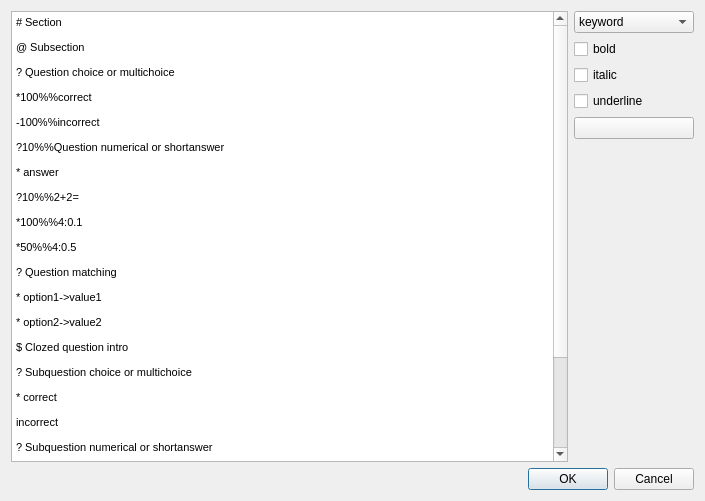
The window that highlighterdialog.ui (schmidtevgeny/moodle_question_import) describes before a commit, drawn with Qt 5.
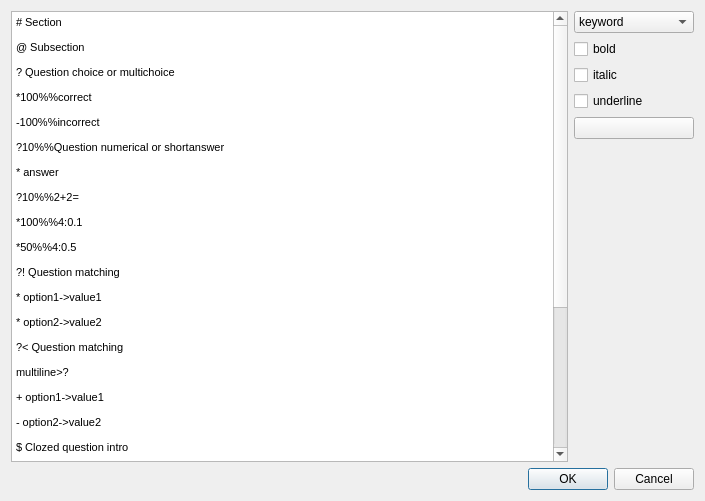
The same window after the commit.

What changed in the file:
```diff
--- a/highlighterdialog.ui
+++ b/highlighterdialog.ui
@@ -103,32 +103,39 @@
     <widget class="QTextEdit" name="plain">
      <property name="html">
       <string>&lt;!DOCTYPE HTML PUBLIC &quot;-//W3C//DTD HTML 4.0//EN&quot; &quot;http://www.w3.org/TR/REC-html40/strict.dtd&quot;&gt;
-&lt;html&gt;&lt;head&gt;&lt;meta name=&quot;qrichtext&quot; content=&quot;1&quot; /&gt;&lt;style type=&quot;text/css&quot;&gt;
+&lt;html&gt;&lt;head&gt;&lt;meta name=&quot;qrichtext&quot; content=&quot;1&quot; /&gt;&lt;meta charset=&quot;utf-8&quot; /&gt;&lt;style type=&quot;text/css&quot;&gt;
 p, li { white-space: pre-wrap; }
-&lt;/style&gt;&lt;/head&gt;&lt;body style=&quot; font-family:'MS Shell Dlg 2'; font-size:8.25pt; font-weight:400; font-style:normal;&quot;&gt;
-&lt;p style=&quot; margin-top:12px; margin-bottom:12px; margin-left:0px; margin-right:0px; -qt-block-indent:0; text-indent:0px;&quot;&gt;&lt;span style=&quot; font-size:8pt;&quot;&gt;# Section&lt;/span&gt;&lt;/p&gt;
-&lt;p style=&quot; margin-top:12px; margin-bottom:12px; margin-left:0px; margin-right:0px; -qt-block-indent:0; text-indent:0px;&quot;&gt;&lt;span style=&quot; font-size:8pt;&quot;&gt;@ Subsection&lt;/span&gt;&lt;/p&gt;
-&lt;p style=&quot; margin-top:12px; margin-bottom:12px; margin-left:0px; margin-right:0px; -qt-block-indent:0; text-indent:0px;&quot;&gt;&lt;span style=&quot; font-size:8pt;&quot;&gt;? Question choice or multichoice&lt;/span&gt;&lt;/p&gt;
-&lt;p style=&quot; margin-top:12px; margin-bottom:12px; margin-left:0px; margin-right:0px; -qt-block-indent:0; text-indent:0px;&quot;&gt;&lt;span style=&quot; font-size:8pt;&quot;&gt;*100%%correct&lt;/span&gt;&lt;/p&gt;
-&lt;p style=&quot; margin-top:12px; margin-bottom:12px; margin-left:0px; margin-right:0px; -qt-block-indent:0; text-indent:0px;&quot;&gt;&lt;span style=&quot; font-size:8pt;&quot;&gt;-100%%incorrect&lt;/span&gt;&lt;/p&gt;
-&lt;p style=&quot; margin-top:12px; margin-bottom:12px; margin-left:0px; margin-right:0px; -qt-block-indent:0; text-indent:0px;&quot;&gt;&lt;span style=&quot; font-size:8pt;&quot;&gt;?10%%Question numerical or shortanswer&lt;/span&gt;&lt;/p&gt;
-&lt;p style=&quot; margin-top:12px; margin-bottom:12px; margin-left:0px; margin-right:0px; -qt-block-indent:0; text-indent:0px;&quot;&gt;&lt;span style=&quot; font-size:8pt;&quot;&gt;* answer&lt;/span&gt;&lt;/p&gt;
-&lt;p style=&quot; margin-top:12px; margin-bottom:12px; margin-left:0px; margin-right:0px; -qt-block-indent:0; text-indent:0px;&quot;&gt;&lt;span style=&quot; font-size:8pt;&quot;&gt;?10%%2+2=&lt;/span&gt;&lt;/p&gt;
-&lt;p style=&quot; margin-top:12px; margin-bottom:12px; margin-left:0px; margin-right:0px; -qt-block-indent:0; text-indent:0px;&quot;&gt;&lt;span style=&quot; font-size:8pt;&quot;&gt;*100%%4:0.1&lt;/span&gt;&lt;/p&gt;
-&lt;p style=&quot; margin-top:12px; margin-bottom:12px; margin-left:0px; margin-right:0px; -qt-block-indent:0; text-indent:0px;&quot;&gt;&lt;span style=&quot; font-size:8pt;&quot;&gt;*50%%4:0.5&lt;/span&gt;&lt;/p&gt;
-&lt;p style=&quot; margin-top:12px; margin-bottom:12px; margin-left:0px; margin-right:0px; -qt-block-indent:0; text-indent:0px;&quot;&gt;&lt;span style=&quot; font-size:8pt;&quot;&gt;? Question matching&lt;/span&gt;&lt;/p&gt;
-&lt;p style=&quot; margin-top:12px; margin-bottom:12px; margin-left:0px; margin-right:0px; -qt-block-indent:0; text-indent:0px;&quot;&gt;&lt;span style=&quot; font-size:8pt;&quot;&gt;* option1-&amp;gt;value1&lt;/span&gt;&lt;/p&gt;
-&lt;p style=&quot; margin-top:12px; margin-bottom:12px; margin-left:0px; margin-right:0px; -qt-block-indent:0; text-indent:0px;&quot;&gt;&lt;span style=&quot; font-size:8pt;&quot;&gt;* option2-&amp;gt;value2&lt;/span&gt;&lt;/p&gt;
-&lt;p style=&quot; margin-top:12px; margin-bottom:12px; margin-left:0px; margin-right:0px; -qt-block-indent:0; text-indent:0px;&quot;&gt;&lt;span style=&quot; font-size:8pt;&quot;&gt;$ Clozed question intro&lt;/span&gt;&lt;/p&gt;
-&lt;p style=&quot; margin-top:12px; margin-bottom:12px; margin-left:0px; margin-right:0px; -qt-block-indent:0; text-indent:0px;&quot;&gt;&lt;span style=&quot; font-size:8pt;&quot;&gt;? Subquestion choice or multichoice&lt;/span&gt;&lt;/p&gt;
-&lt;p style=&quot; margin-top:12px; margin-bottom:12px; margin-left:0px; margin-right:0px; -qt-block-indent:0; text-indent:0px;&quot;&gt;&lt;span style=&quot; font-size:8pt;&quot;&gt;* correct&lt;/span&gt;&lt;/p&gt;
-&lt;p style=&quot; margin-top:12px; margin-bottom:12px; margin-left:0px; margin-right:0px; -qt-block-indent:0; text-indent:0px;&quot;&gt;&lt;span style=&quot; font-size:8pt;&quot;&gt;incorrect&lt;/span&gt;&lt;/p&gt;
-&lt;p style=&quot; margin-top:12px; margin-bottom:12px; margin-left:0px; margin-right:0px; -qt-block-indent:0; text-indent:0px;&quot;&gt;&lt;span style=&quot; font-size:8pt;&quot;&gt;? Subquestion numerical or shortanswer&lt;/span&gt;&lt;/p&gt;
-&lt;p style=&quot; margin-top:12px; margin-bottom:12px; margin-left:0px; margin-right:0px; -qt-block-indent:0; text-indent:0px;&quot;&gt;&lt;span style=&quot; font-size:8pt;&quot;&gt;* answer&lt;/span&gt;&lt;/p&gt;
-&lt;p style=&quot; margin-top:12px; margin-bottom:12px; margin-left:0px; margin-right:0px; -qt-block-indent:0; text-indent:0px;&quot;&gt;&lt;span style=&quot; font-size:8pt;&quot;&gt;? Subquestion matching&lt;/span&gt;&lt;/p&gt;
-&lt;p style=&quot; margin-top:12px; margin-bottom:12px; margin-left:0px; margin-right:0px; -qt-block-indent:0; text-indent:0px;&quot;&gt;&lt;span style=&quot; font-size:8pt;&quot;&gt;* option1-&amp;gt;value1&lt;/span&gt;&lt;/p&gt;
-&lt;p style=&quot; margin-top:12px; margin-bottom:12px; margin-left:0px; margin-right:0px; -qt-block-indent:0; text-indent:0px;&quot;&gt;&lt;span style=&quot; font-size:8pt;&quot;&gt;* option2-&amp;gt;value2&lt;/span&gt;&lt;/p&gt;
-&lt;p style=&quot;-qt-paragraph-type:empty; margin-top:0px; margin-bottom:0px; margin-left:0px; margin-right:0px; -qt-block-indent:0; text-indent:0px; font-size:8pt;&quot;&gt;&lt;br /&gt;&lt;/p&gt;&lt;/body&gt;&lt;/html&gt;</string>
+hr { height: 1px; border-width: 0; }
+li.unchecked::marker { content: &quot;\2610&quot;; }
+li.checked::marker { content: &quot;\2612&quot;; }
+&lt;/style&gt;&lt;/head&gt;&lt;body style=&quot; font-family:'Noto Sans'; font-size:10pt; font-weight:400; font-style:normal;&quot;&gt;
+&lt;p style=&quot; margin-top:12px; margin-bottom:12px; margin-left:0px; margin-right:0px; -qt-block-indent:0; text-indent:0px;&quot;&gt;&lt;span style=&quot; font-family:'MS Shell Dlg 2'; font-size:8pt;&quot;&gt;# Section&lt;/span&gt;&lt;/p&gt;
+&lt;p style=&quot; margin-top:12px; margin-bottom:12px; margin-left:0px; margin-right:0px; -qt-block-indent:0; text-indent:0px;&quot;&gt;&lt;span style=&quot; font-family:'MS Shell Dlg 2'; font-size:8pt;&quot;&gt;@ Subsection&lt;/span&gt;&lt;/p&gt;
+&lt;p style=&quot; margin-top:12px; margin-bottom:12px; margin-left:0px; margin-right:0px; -qt-block-indent:0; text-indent:0px;&quot;&gt;&lt;span style=&quot; font-family:'MS Shell Dlg 2'; font-size:8pt;&quot;&gt;? Question choice or multichoice&lt;/span&gt;&lt;/p&gt;
+&lt;p style=&quot; margin-top:12px; margin-bottom:12px; margin-left:0px; margin-right:0px; -qt-block-indent:0; text-indent:0px;&quot;&gt;&lt;span style=&quot; font-family:'MS Shell Dlg 2'; font-size:8pt;&quot;&gt;*100%%correct&lt;/span&gt;&lt;/p&gt;
+&lt;p style=&quot; margin-top:12px; margin-bottom:12px; margin-left:0px; margin-right:0px; -qt-block-indent:0; text-indent:0px;&quot;&gt;&lt;span style=&quot; font-family:'MS Shell Dlg 2'; font-size:8pt;&quot;&gt;-100%%incorrect&lt;/span&gt;&lt;/p&gt;
+&lt;p style=&quot; margin-top:12px; margin-bottom:12px; margin-left:0px; margin-right:0px; -qt-block-indent:0; text-indent:0px;&quot;&gt;&lt;span style=&quot; font-family:'MS Shell Dlg 2'; font-size:8pt;&quot;&gt;?10%%Question numerical or shortanswer&lt;/span&gt;&lt;/p&gt;
+&lt;p style=&quot; margin-top:12px; margin-bottom:12px; margin-left:0px; margin-right:0px; -qt-block-indent:0; text-indent:0px;&quot;&gt;&lt;span style=&quot; font-family:'MS Shell Dlg 2'; font-size:8pt;&quot;&gt;* answer&lt;/span&gt;&lt;/p&gt;
+&lt;p style=&quot; margin-top:12px; margin-bottom:12px; margin-left:0px; margin-right:0px; -qt-block-indent:0; text-indent:0px;&quot;&gt;&lt;span style=&quot; font-family:'MS Shell Dlg 2'; font-size:8pt;&quot;&gt;?10%%2+2=&lt;/span&gt;&lt;/p&gt;
+&lt;p style=&quot; margin-top:12px; margin-bottom:12px; margin-left:0px; margin-right:0px; -qt-block-indent:0; text-indent:0px;&quot;&gt;&lt;span style=&quot; font-family:'MS Shell Dlg 2'; font-size:8pt;&quot;&gt;*100%%4:0.1&lt;/span&gt;&lt;/p&gt;
+&lt;p style=&quot; margin-top:12px; margin-bottom:12px; margin-left:0px; margin-right:0px; -qt-block-indent:0; text-indent:0px;&quot;&gt;&lt;span style=&quot; font-family:'MS Shell Dlg 2'; font-size:8pt;&quot;&gt;*50%%4:0.5&lt;/span&gt;&lt;/p&gt;
+&lt;p style=&quot; margin-top:12px; margin-bottom:12px; margin-left:0px; margin-right:0px; -qt-block-indent:0; text-indent:0px;&quot;&gt;&lt;span style=&quot; font-family:'MS Shell Dlg 2'; font-size:8pt;&quot;&gt;?! Question matching&lt;/span&gt;&lt;/p&gt;
+&lt;p style=&quot; margin-top:12px; margin-bottom:12px; margin-left:0px; margin-right:0px; -qt-block-indent:0; text-indent:0px;&quot;&gt;&lt;span style=&quot; font-family:'MS Shell Dlg 2'; font-size:8pt;&quot;&gt;* option1-&amp;gt;value1&lt;/span&gt;&lt;/p&gt;
+&lt;p style=&quot; margin-top:12px; margin-bottom:12px; margin-left:0px; margin-right:0px; -qt-block-indent:0; text-indent:0px;&quot;&gt;&lt;span style=&quot; font-family:'MS Shell Dlg 2'; font-size:8pt;&quot;&gt;* option2-&amp;gt;value2&lt;/span&gt;&lt;/p&gt;
+&lt;p style=&quot; margin-top:12px; margin-bottom:12px; margin-left:0px; margin-right:0px; -qt-block-indent:0; text-indent:0px;&quot;&gt;&lt;span style=&quot; font-family:'MS Shell Dlg 2'; font-size:8pt;&quot;&gt;?&amp;lt; Question matching&lt;/span&gt;&lt;/p&gt;
+&lt;p style=&quot; margin-top:12px; margin-bottom:12px; margin-left:0px; margin-right:0px; -qt-block-indent:0; text-indent:0px;&quot;&gt;&lt;span style=&quot; font-family:'MS Shell Dlg 2'; font-size:8pt;&quot;&gt;multiline&amp;gt;?&lt;/span&gt;&lt;/p&gt;
+&lt;p style=&quot; margin-top:12px; margin-bottom:12px; margin-left:0px; margin-right:0px; -qt-block-indent:0; text-indent:0px;&quot;&gt;&lt;span style=&quot; font-family:'MS Shell Dlg 2'; font-size:8pt;&quot;&gt;+ option1-&amp;gt;value1&lt;/span&gt;&lt;/p&gt;
+&lt;p style=&quot; margin-top:12px; margin-bottom:12px; margin-left:0px; margin-right:0px; -qt-block-indent:0; text-indent:0px;&quot;&gt;&lt;span style=&quot; font-family:'MS Shell Dlg 2'; font-size:8pt;&quot;&gt;- option2-&amp;gt;value2&lt;/span&gt;&lt;/p&gt;
+&lt;p style=&quot; margin-top:12px; margin-bottom:12px; margin-left:0px; margin-right:0px; -qt-block-indent:0; text-indent:0px;&quot;&gt;&lt;span style=&quot; font-family:'MS Shell Dlg 2'; font-size:8pt;&quot;&gt;$ Clozed question intro&lt;/span&gt;&lt;/p&gt;
+&lt;p style=&quot; margin-top:12px; margin-bottom:12px; margin-left:0px; margin-right:0px; -qt-block-indent:0; text-indent:0px;&quot;&gt;&lt;span style=&quot; font-family:'MS Shell Dlg 2'; font-size:8pt;&quot;&gt;? Subquestion choice or multichoice&lt;/span&gt;&lt;/p&gt;
+&lt;p style=&quot; margin-top:12px; margin-bottom:12px; margin-left:0px; margin-right:0px; -qt-block-indent:0; text-indent:0px;&quot;&gt;&lt;span style=&quot; font-family:'MS Shell Dlg 2'; font-size:8pt;&quot;&gt;* correct&lt;/span&gt;&lt;/p&gt;
+&lt;p style=&quot; margin-top:12px; margin-bottom:12px; margin-left:0px; margin-right:0px; -qt-block-indent:0; text-indent:0px;&quot;&gt;&lt;span style=&quot; font-family:'MS Shell Dlg 2'; font-size:8pt;&quot;&gt;incorrect&lt;/span&gt;&lt;/p&gt;
+&lt;p style=&quot; margin-top:12px; margin-bottom:12px; margin-left:0px; margin-right:0px; -qt-block-indent:0; text-indent:0px;&quot;&gt;&lt;span style=&quot; font-family:'MS Shell Dlg 2'; font-size:8pt;&quot;&gt;? Subquestion numerical or shortanswer&lt;/span&gt;&lt;/p&gt;
+&lt;p style=&quot; margin-top:12px; margin-bottom:12px; margin-left:0px; margin-right:0px; -qt-block-indent:0; text-indent:0px;&quot;&gt;&lt;span style=&quot; font-family:'MS Shell Dlg 2'; font-size:8pt;&quot;&gt;* answer&lt;/span&gt;&lt;/p&gt;
+&lt;p style=&quot; margin-top:12px; margin-bottom:12px; margin-left:0px; margin-right:0px; -qt-block-indent:0; text-indent:0px;&quot;&gt;&lt;span style=&quot; font-family:'MS Shell Dlg 2'; font-size:8pt;&quot;&gt;? Subquestion matching&lt;/span&gt;&lt;/p&gt;
+&lt;p style=&quot; margin-top:12px; margin-bottom:12px; margin-left:0px; margin-right:0px; -qt-block-indent:0; text-indent:0px;&quot;&gt;&lt;span style=&quot; font-family:'MS Shell Dlg 2'; font-size:8pt;&quot;&gt;* option1-&amp;gt;value1&lt;/span&gt;&lt;/p&gt;
+&lt;p style=&quot; margin-top:12px; margin-bottom:12px; margin-left:0px; margin-right:0px; -qt-block-indent:0; text-indent:0px;&quot;&gt;&lt;span style=&quot; font-family:'MS Shell Dlg 2'; font-size:8pt;&quot;&gt;* option2-&amp;gt;value2&lt;/span&gt;&lt;/p&gt;
+&lt;p style=&quot;-qt-paragraph-type:empty; margin-top:0px; margin-bottom:0px; margin-left:0px; margin-right:0px; -qt-block-indent:0; text-indent:0px; font-family:'MS Shell Dlg 2'; font-size:8pt;&quot;&gt;&lt;br /&gt;&lt;/p&gt;&lt;/body&gt;&lt;/html&gt;</string>
      </property>
     </widget>
    </item>
```
Left out of the diff: 6 changed lines with no effect on the pictures.
